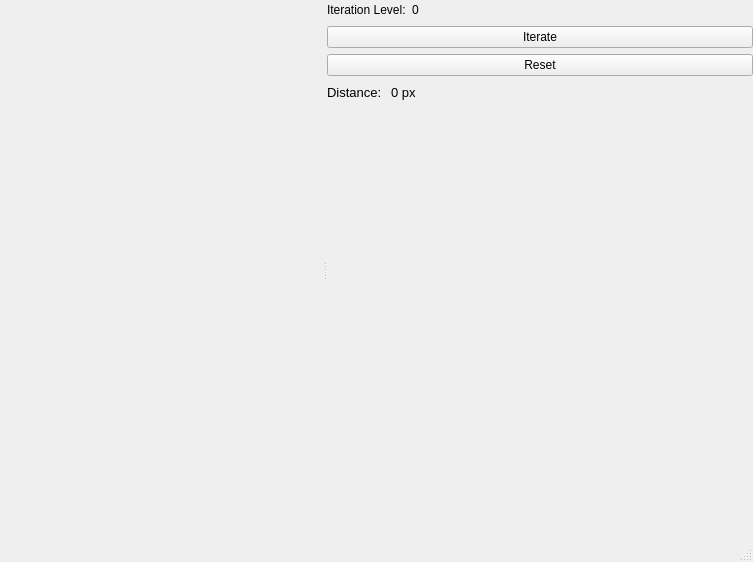
This is KochCurveAnimation/mainwindow.ui in dauzva/chaos-theory as Qt 5 draws it before an edit. The edited form follows.
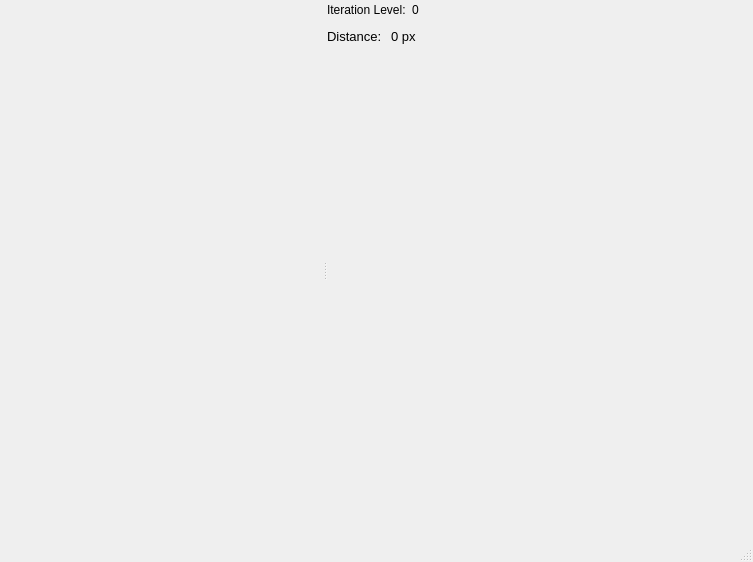
This is the edited form.

Commit message: animations are kinda working

What changed in the file:
```diff
--- a/KochCurveAnimation/mainwindow.ui
+++ b/KochCurveAnimation/mainwindow.ui
@@ -73,20 +73,6 @@
           </item>
          </layout>
         </item>
-        <item>
-         <widget class="QPushButton" name="iterateBtn">
-          <property name="text">
-           <string>Iterate</string>
-          </property>
-         </widget>
-        </item>
-        <item>
-         <widget class="QPushButton" name="resetBtn">
-          <property name="text">
-           <string>Reset</string>
-          </property>
-         </widget>
-        </item>
         <item>
          <layout class="QHBoxLayout" name="horizontalLayout">
           <item>
```
The commit also changes 2 other files.
